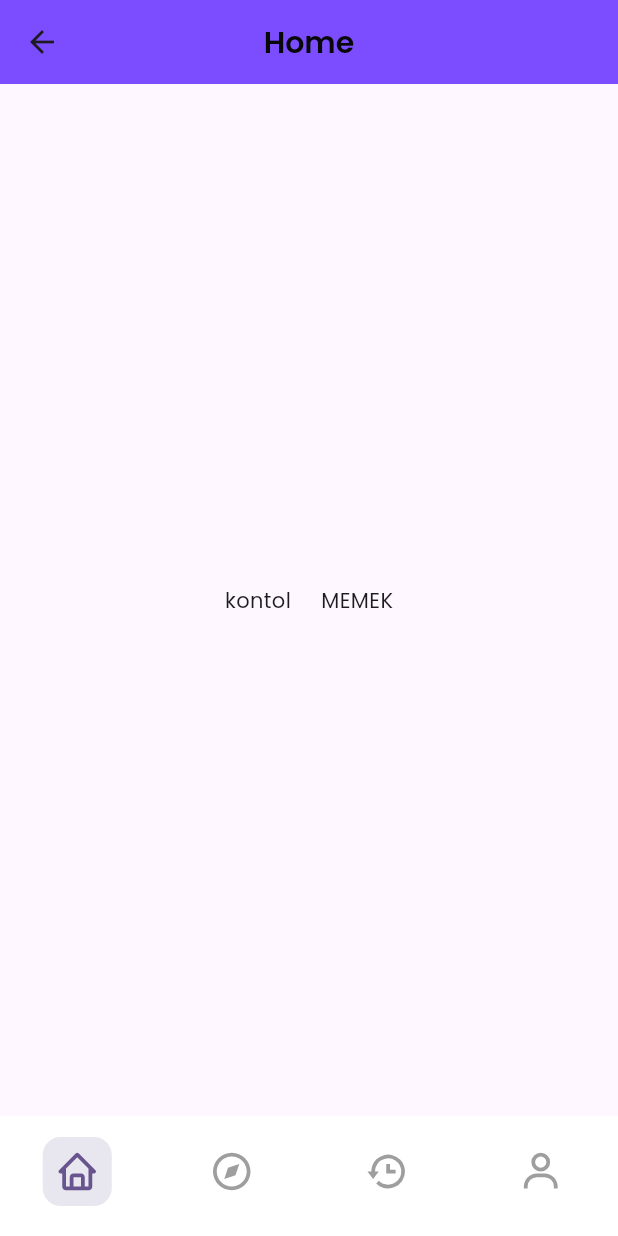
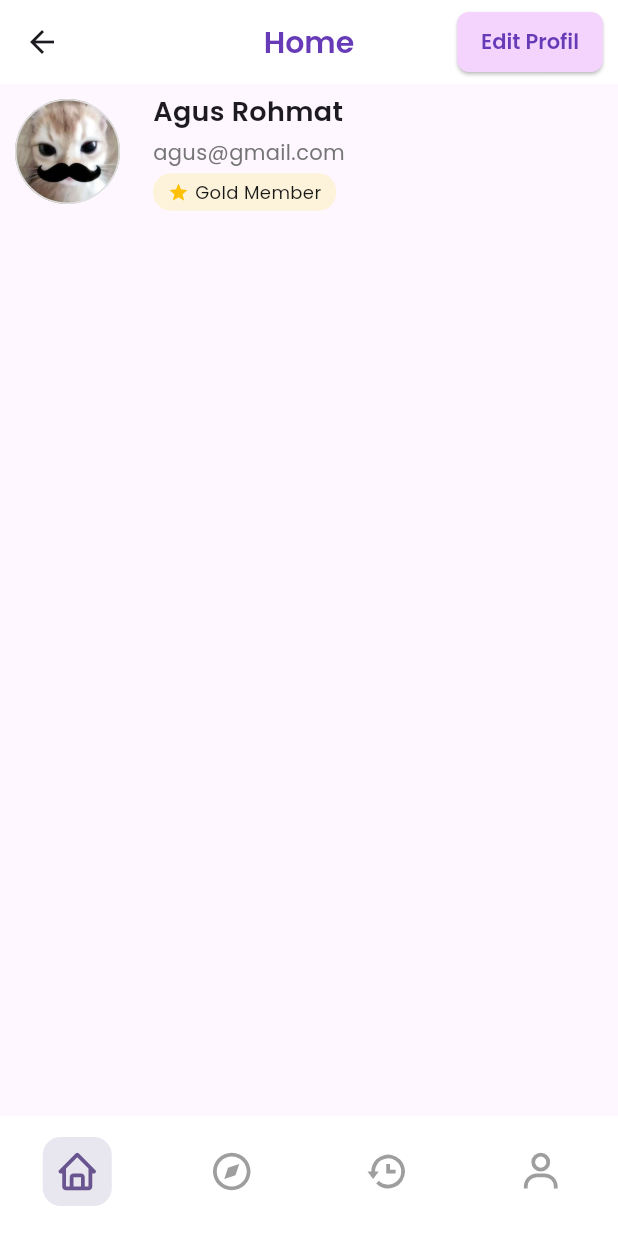
Before and after one commit to Shdhz/Taaruf-app, a Flutter app: the Beranda screen opened by its route, on a phone screen of 412 x 824 dp. Run offline on Flutter 3.47's test engine with Material 3 defaults, Android fonts, the phone set to English and light mode, and no system bars; our stand-ins replace get, google_fonts, icons_plus.

Commit message:
add: widget profile in home screen

```diff
--- a/lib/pages/beranda.dart
+++ b/lib/pages/beranda.dart
@@ -1,8 +1,7 @@
-import 'dart:math';
-
 import 'package:flutter/material.dart';
 import 'package:icons_plus/icons_plus.dart';
 
+import '../theme/app_text_style.dart';
 import '../widget/bottomnav/bottom_nav.dart';
 
 class Beranda extends StatefulWidget {
@@ -14,25 +13,107 @@ class Beranda extends StatefulWidget {
 
 class _BerandaState extends State<Beranda> {
   int selectedIndex = 0;
-  Random random = Random();
 
   @override
   Widget build(BuildContext context) {
     return Scaffold(
       appBar: AppBar(
         centerTitle: true,
-        title: Text('Home'),
-        backgroundColor: Colors.deepPurpleAccent,
+        title: Text('Home', style: TextStyle(color: Colors.deepPurple)),
+        backgroundColor: const Color.fromARGB(255, 255, 255, 255),
+        elevation: 0,
+        actions: [
+          Container(
+            margin: const EdgeInsets.only(right: 10),
+            child: ElevatedButton(
+              onPressed: () {},
+              style: TextButton.styleFrom(
+                padding: const EdgeInsets.symmetric(
+                  horizontal: 16,
+                  vertical: 8,
+                ),
+                backgroundColor: const Color.fromARGB(255, 244, 212, 253),
+                shape: RoundedRectangleBorder(
+                  borderRadius: BorderRadius.circular(8),
+                ),
+              ),
+              child: const Text(
+                'Edit Profil',
+                style: TextStyle(color: Colors.deepPurple),
+              ),
+            ),
+          ),
+        ],
       ),
-      body: Center(
-        child: const Row(
-          mainAxisAlignment: MainAxisAlignment.center,
-          children: [
-            Text("kontol"),
-            SizedBox(width: 20,),
-            Text("MEMEK")
-          ],
-        ),
+      body: Column(
+        children: [
+          Row(
+            children: [
+              Container(
+                margin: const EdgeInsets.all(10),
+                width: 70,
+                height: 70,
+                decoration: BoxDecoration(
+                  shape: BoxShape.circle,
+                  border: Border.all(color: Colors.grey.shade300, width: 1),
+                  image: const DecorationImage(
+                    image: AssetImage('images/download.jpg'),
+                    fit: BoxFit.cover,
+                  ),
+                ),
+              ),
+              const SizedBox(width: 12),
+
+              // User info
+              Expanded(
+                child: Column(
+                  crossAxisAlignment: CrossAxisAlignment.start,
+                  children: [
+                    Text('Agus Rohmat', style: AppTextStyle.h3),
+                    const SizedBox(height: 4),
+                    Text(
+                      'agus@gmail.com',
+                      style: AppTextStyle.bodyMedium.copyWith(
+                        color: Colors.grey.shade600,
+                      ),
+                    ),
+                    const SizedBox(height: 4),
+                    Row(
+                      children: [
+                        Container(
+                          padding: const EdgeInsets.symmetric(
+                            horizontal: 10,
+                            vertical: 4,
+                          ),
+                          decoration: BoxDecoration(
+                            color: const Color.fromARGB(255, 252, 243, 218),
+                            borderRadius: BorderRadius.circular(12),
+                          ),
+                          child: Row(
+                            children: [
+                              const Icon(
+                                Icons.star,
+                                color: Colors.amber,
+                                size: 14,
+                              ),
+                              const SizedBox(width: 4),
+                              Text(
+                                'Gold Member',
+                                style: AppTextStyle.bodySmall.copyWith(
+                                  color: const Color.fromARGB(255, 24, 24, 24),
+                                ),
+                              ),
+                            ],
+                          ),
+                        ),
+                      ],
+                    ),
+                  ],
+                ),
+              ),
+            ],
+          ),
+        ],
       ),
       bottomNavigationBar: CustomBottomNav(),
     );
```
